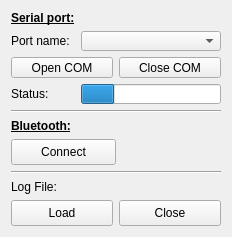
This is ui/w_config.ui in JFDuval/flexsea-plan as Qt 5 draws it before an edit. The edited form follows.
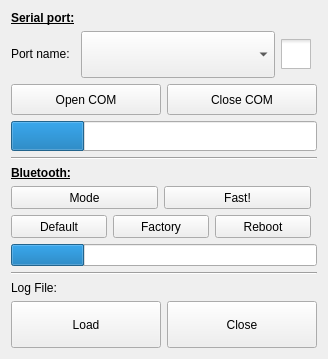
This is the edited form. Icons and pictures are not drawn.

```diff
--- a/ui/w_config.ui
+++ b/ui/w_config.ui
@@ -6,8 +6,8 @@
    <rect>
     <x>0</x>
     <y>0</y>
-    <width>230</width>
-    <height>237</height>
+    <width>328</width>
+    <height>359</height>
    </rect>
   </property>
   <property name="sizePolicy">
@@ -21,7 +21,7 @@
   </property>
   <layout class="QVBoxLayout" name="verticalLayout_2">
    <item>
-    <layout class="QVBoxLayout" name="verticalLayout" stretch="2,0,1,0,1">
+    <layout class="QVBoxLayout" name="verticalLayout" stretch="0,0,0,0,0,0">
      <item>
       <layout class="QGridLayout" name="gridLayout">
        <property name="sizeConstraint">
@@ -30,25 +30,6 @@
        <property name="spacing">
         <number>6</number>
        </property>
-       <item row="3" column="0">
-        <widget class="QLabel" name="label_4">
-         <property name="sizePolicy">
-          <sizepolicy hsizetype="Fixed" vsizetype="Fixed">
-           <horstretch>0</horstretch>
-           <verstretch>0</verstretch>
-          </sizepolicy>
-         </property>
-         <property name="minimumSize">
-          <size>
-           <width>40</width>
-           <height>20</height>
-          </size>
-         </property>
-         <property name="text">
-          <string>Status:</string>
-         </property>
-        </widget>
-       </item>
        <item row="1" column="0">
         <widget class="QLabel" name="label_2">
          <property name="sizePolicy">
@@ -68,56 +49,6 @@
          </property>
         </widget>
        </item>
-       <item row="3" column="1">
-        <widget class="QProgressBar" name="comProgressBar">
-         <property name="sizePolicy">
-          <sizepolicy hsizetype="Expanding" vsizetype="Expanding">
-           <horstretch>0</horstretch>
-           <verstretch>0</verstretch>
-          </sizepolicy>
-         </property>
-         <property name="minimumSize">
-          <size>
-           <width>60</width>
-           <height>20</height>
-          </size>
-         </property>
-         <property name="maximumSize">
-          <size>
-           <width>16777215</width>
-           <height>16777215</height>
-          </size>
-         </property>
-         <property name="value">
-          <number>24</number>
-         </property>
-         <property name="textVisible">
-          <bool>false</bool>
-         </property>
-        </widget>
-       </item>
-       <item row="1" column="1">
-        <widget class="QComboBox" name="comPortComboBox">
-         <property name="sizePolicy">
-          <sizepolicy hsizetype="Expanding" vsizetype="Expanding">
-           <horstretch>0</horstretch>
-           <verstretch>0</verstretch>
-          </sizepolicy>
-         </property>
-         <property name="minimumSize">
-          <size>
-           <width>140</width>
-           <height>20</height>
-          </size>
-         </property>
-         <property name="maximumSize">
-          <size>
-           <width>16777215</width>
-           <height>16777215</height>
-          </size>
-         </property>
-        </widget>
-       </item>
        <item row="0" column="0">
         <widget class="QLabel" name="label">
          <property name="sizePolicy">
@@ -131,9 +62,65 @@
          </property>
         </widget>
        </item>
-       <item row="2" column="0" colspan="2">
+       <item row="1" column="1">
+        <widget class="QComboBox" name="comPortComboBox">
+         <property name="sizePolicy">
+          <sizepolicy hsizetype="Expanding" vsizetype="Expanding">
+           <horstretch>0</horstretch>
+           <verstretch>0</verstretch>
+          </sizepolicy>
+         </property>
+         <property name="minimumSize">
+          <size>
+           <width>140</width>
+           <height>20</height>
+          </size>
+         </property>
+         <property name="maximumSize">
+          <size>
+           <width>16777215</width>
+           <height>16777215</height>
+          </size>
+         </property>
+        </widget>
+       </item>
+       <item row="1" column="2">
+        <widget class="QCheckBox" name="checkBoxFavoritePort">
+         <property name="minimumSize">
+          <size>
+           <width>30</width>
+           <height>30</height>
+          </size>
+         </property>
+         <property name="styleSheet">
+          <string notr="true">QCheckBox::indicator {
+     width: 30px;
+     height: 30px;
+ }
+
+  QCheckBox::indicator:checked
+  {
+    image: url(:/icons/checkboxCheckedStar.png);
+  }
+
+  QCheckBox::indicator:unchecked
+  {
+    image: url(:/icons/checkboxUncheckedStar.png);
+  }</string>
+         </property>
+         <property name="text">
+          <string/>
+         </property>
+         <property name="checked">
+          <bool>false</bool>
+         </property>
+        </widget>
+       </item>
+      </layout>
+     </item>
+     <item>
         <layout class="QGridLayout" name="gridLayout_3">
-         <item row="1" column="0">
+       <item row="0" column="0">
           <widget class="QPushButton" name="openComButton">
            <property name="sizePolicy">
             <sizepolicy hsizetype="Expanding" vsizetype="Expanding">
@@ -164,7 +151,7 @@
            </property>
           </widget>
          </item>
-         <item row="1" column="1">
+       <item row="0" column="1">
           <widget class="QPushButton" name="closeComButton">
            <property name="sizePolicy">
             <sizepolicy hsizetype="Expanding" vsizetype="Expanding">
@@ -195,7 +182,33 @@
            </property>
           </widget>
          </item>
-        </layout>
+       <item row="1" column="0" colspan="2">
+        <widget class="QProgressBar" name="comProgressBar">
+         <property name="sizePolicy">
+          <sizepolicy hsizetype="Expanding" vsizetype="Expanding">
+           <horstretch>0</horstretch>
+           <verstretch>0</verstretch>
+          </sizepolicy>
+         </property>
+         <property name="minimumSize">
+          <size>
+           <width>60</width>
+           <height>10</height>
+          </size>
+         </property>
+         <property name="maximumSize">
+          <size>
+           <width>16777215</width>
+           <height>16777215</height>
+          </size>
+         </property>
+         <property name="value">
+          <number>24</number>
+         </property>
+         <property name="textVisible">
+          <bool>false</bool>
+         </property>
+        </widget>
        </item>
       </layout>
      </item>
@@ -209,23 +222,7 @@
      <item>
       <layout class="QGridLayout" name="gridLayout_5">
        <item row="1" column="1">
-        <spacer name="horizontalSpacer_5">
-         <property name="orientation">
-          <enum>Qt::Horizontal</enum>
-         </property>
-         <property name="sizeType">
-          <enum>QSizePolicy::Expanding</enum>
-         </property>
-         <property name="sizeHint" stdset="0">
-          <size>
-           <width>100</width>
-           <height>20</height>
-          </size>
-         </property>
-        </spacer>
-       </item>
-       <item row="1" column="0">
-        <widget class="QPushButton" name="pushButtonBTCon">
+        <widget class="QPushButton" name="pbBTmode">
          <property name="sizePolicy">
           <sizepolicy hsizetype="Expanding" vsizetype="Expanding">
            <horstretch>0</horstretch>
@@ -234,8 +231,8 @@
          </property>
          <property name="minimumSize">
           <size>
-           <width>100</width>
-           <height>20</height>
+           <width>105</width>
+           <height>23</height>
           </size>
          </property>
          <property name="maximumSize">
@@ -245,11 +242,11 @@
           </size>
          </property>
          <property name="text">
-          <string>Connect</string>
+          <string>Mode</string>
          </property>
         </widget>
        </item>
-       <item row="0" column="0">
+       <item row="0" column="1">
         <widget class="QLabel" name="label_7">
          <property name="sizePolicy">
           <sizepolicy hsizetype="Fixed" vsizetype="Fixed">
@@ -262,6 +259,138 @@
          </property>
         </widget>
        </item>
+       <item row="3" column="1" colspan="3">
+        <widget class="QProgressBar" name="btProgressBar">
+         <property name="sizePolicy">
+          <sizepolicy hsizetype="Expanding" vsizetype="Expanding">
+           <horstretch>0</horstretch>
+           <verstretch>0</verstretch>
+          </sizepolicy>
+         </property>
+         <property name="minimumSize">
+          <size>
+           <width>60</width>
+           <height>10</height>
+          </size>
+         </property>
+         <property name="maximumSize">
+          <size>
+           <width>16777215</width>
+           <height>16777215</height>
+          </size>
+         </property>
+         <property name="value">
+          <number>24</number>
+         </property>
+         <property name="textVisible">
+          <bool>false</bool>
+         </property>
+        </widget>
+       </item>
+       <item row="1" column="2">
+        <widget class="QPushButton" name="pbBTfast">
+         <property name="sizePolicy">
+          <sizepolicy hsizetype="Expanding" vsizetype="Expanding">
+           <horstretch>0</horstretch>
+           <verstretch>0</verstretch>
+          </sizepolicy>
+         </property>
+         <property name="minimumSize">
+          <size>
+           <width>105</width>
+           <height>23</height>
+          </size>
+         </property>
+         <property name="maximumSize">
+          <size>
+           <width>16777215</width>
+           <height>150</height>
+          </size>
+         </property>
+         <property name="text">
+          <string>Fast!</string>
+         </property>
+        </widget>
+       </item>
+       <item row="2" column="1" colspan="2">
+        <layout class="QHBoxLayout" name="horizontalLayout_2">
+         <item>
+          <widget class="QPushButton" name="pbBTdefault">
+           <property name="sizePolicy">
+            <sizepolicy hsizetype="Expanding" vsizetype="Expanding">
+             <horstretch>0</horstretch>
+             <verstretch>0</verstretch>
+            </sizepolicy>
+           </property>
+           <property name="minimumSize">
+            <size>
+             <width>75</width>
+             <height>23</height>
+            </size>
+           </property>
+           <property name="maximumSize">
+            <size>
+             <width>16777215</width>
+             <height>150</height>
+            </size>
+           </property>
+           <property name="text">
+            <string>Default</string>
+           </property>
+          </widget>
+         </item>
+         <item>
+          <widget class="QPushButton" name="pbBTfactory">
+           <property name="sizePolicy">
+            <sizepolicy hsizetype="Expanding" vsizetype="Expanding">
+             <horstretch>0</horstretch>
+             <verstretch>0</verstretch>
+            </sizepolicy>
+           </property>
+           <property name="minimumSize">
+            <size>
+             <width>75</width>
+             <height>23</height>
+            </size>
+           </property>
+           <property name="maximumSize">
+            <size>
+             <width>16777215</width>
+             <height>150</height>
+            </size>
+           </property>
+           <property name="text">
+            <string>Factory</string>
+           </property>
+          </widget>
+         </item>
+         <item>
+          <widget class="QPushButton" name="pbBTreset">
+           <property name="sizePolicy">
+            <sizepolicy hsizetype="Expanding" vsizetype="Expanding">
+             <horstretch>0</horstretch>
+             <verstretch>0</verstretch>
+            </sizepolicy>
+           </property>
+           <property name="minimumSize">
+            <size>
+             <width>75</width>
+             <height>23</height>
+            </size>
+           </property>
+           <property name="maximumSize">
+            <size>
+             <width>16777215</width>
+             <height>150</height>
+            </size>
+           </property>
+           <property name="text">
+            <string>Reboot</string>
+           </property>
+          </widget>
+         </item>
+        </layout>
+       </item>
       </layout>
      </item>
      <item>
```
Left out of the diff: 4 changed lines with no effect on the pictures. Lines whose indentation alone changed are shown as unchanged.
